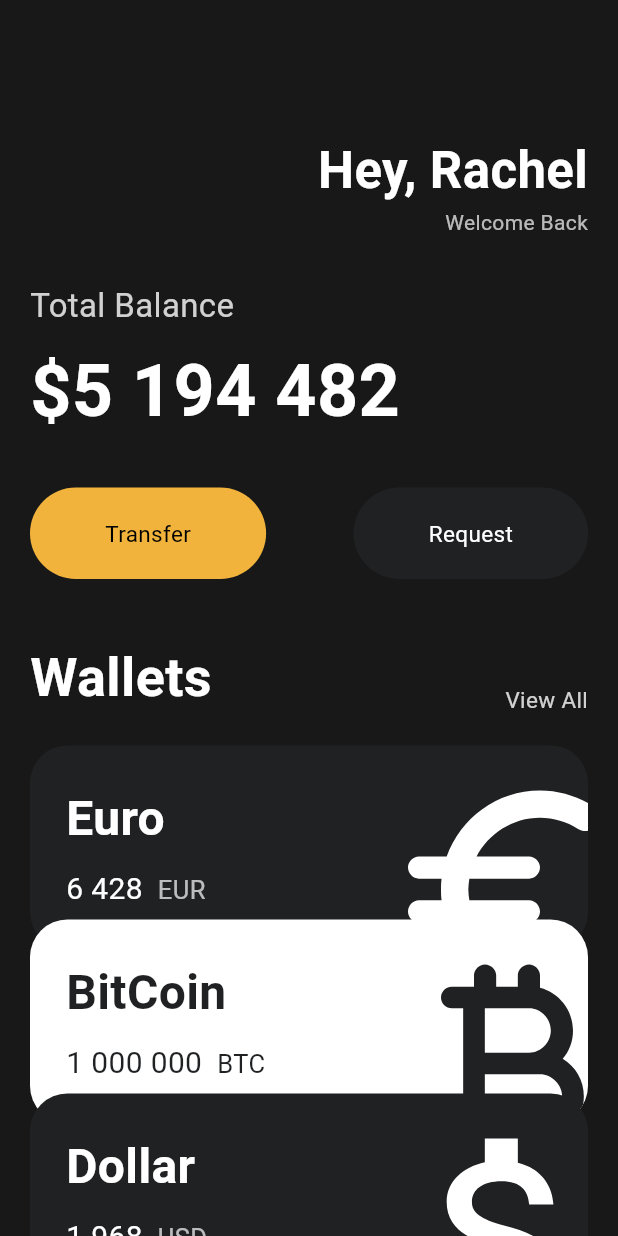
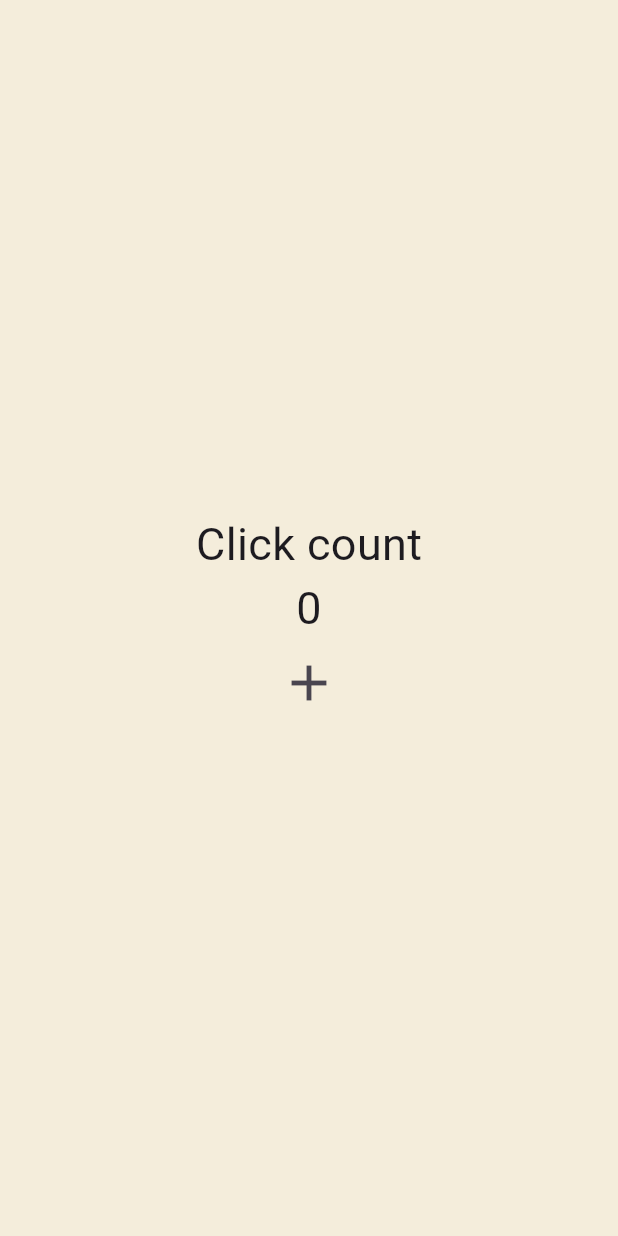
Before and after one commit to Namunllvo/flutter-prac, a Flutter app: the screen it shows after launch, on a phone screen of 412 x 824 dp. Run offline on Flutter 3.47's test engine with Material 3 defaults, Android fonts, the phone set to English and light mode, and no system bars.

```diff
--- a/lib/main.dart
+++ b/lib/main.dart
@@ -1,151 +1,60 @@
-import 'package:flutter/cupertino.dart';
 import 'package:flutter/material.dart';
-import 'package:toonflix/widgets/Button.dart';
-import 'package:toonflix/widgets/currency_card.dart';
 
 void main() {
   runApp(const MyApp());
 }
 
-class MyApp extends StatelessWidget {
+// 위젯 자체
+class MyApp extends StatefulWidget {
   const MyApp({super.key});
 
   @override
+  State<MyApp> createState() => _MyAppState();
+}
+
+class _MyAppState extends State<MyApp> {
+  int counter = 0;
+  void onclicked() {
+    // setState를 호출할 때마다 build를 다시 실행함
+    // 데이터 변화 counter를 꼭 setState에 넣을 필요는 없음 -- 변경되는 데이터를 setState 위에 올려두고 실행하면 굳이 setState에 넣지 않아도 변경된 데이터가 build에 적용됨
+    // 그러나 가독성을 위해서는 setState 함수에 넣기
+    setState(() {
+      counter = counter + 1;
+    });
+  }
+
+  @override
   Widget build(BuildContext context) {
-    // TODO: implement build
     return MaterialApp(
       home: Scaffold(
-          backgroundColor: const Color(0xFF181818),
-          body: SingleChildScrollView(
-            child: Padding(
-              padding: const EdgeInsets.symmetric(
-                horizontal: 20,
-              ),
+        backgroundColor: const Color(0xFFF4EDDB),
+        body: Center(
           child: Column(
-                crossAxisAlignment: CrossAxisAlignment.start,
-                children: [
-                  const SizedBox(
-                    height: 89,
-                  ),
-                  Row(
-                    mainAxisAlignment: MainAxisAlignment.end,
-                    children: [
-                      Column(
-                        crossAxisAlignment: CrossAxisAlignment.end,
+            mainAxisAlignment: MainAxisAlignment.center,
             children: [
               const Text(
-                            'Hey, Rachel',
+                'Click count',
                 style: TextStyle(
-                              color: Colors.white,
-                              fontSize: 34,
-                              fontWeight: FontWeight.bold,
+                  fontSize: 30,
                 ),
               ),
               Text(
-                            'Welcome Back',
-                            style: TextStyle(
-                              color: Colors.white.withOpacity(0.7),
-                              fontSize: 14,
+                '$counter',
+                style: const TextStyle(
+                  fontSize: 30,
                 ),
               ),
-                        ],
-                      )
-                    ],
-                  ),
-                  const SizedBox(
-                    height: 30,
-                  ),
-                  Text(
-                    'Total Balance',
-                    style: TextStyle(
-                      fontSize: 22,
-                      color: Colors.white.withOpacity(0.8),
-                    ),
-                  ),
-                  const SizedBox(
-                    height: 7,
-                  ),
-                  const Text(
-                    '\$5 194 482',
-                    style: TextStyle(
-                      fontSize: 48,
-                      fontWeight: FontWeight.w600,
-                      color: Colors.white,
-                    ),
-                  ),
-                  const SizedBox(
-                    height: 30,
-                  ),
-                  const Row(
-                    mainAxisAlignment: MainAxisAlignment.spaceBetween,
-                    children: [
-                      Button(
-                        text: "Transfer",
-                        bgcolor: Color(0xFFF1B33B),
-                        textcolor: Colors.black,
-                      ),
-                      Button(
-                        text: "Request",
-                        bgcolor: Color(0xFF1F2123),
-                        textcolor: Colors.white,
-                      ),
-                    ],
-                  ),
-                  const SizedBox(
-                    height: 40,
-                  ),
-                  Row(
-                    crossAxisAlignment: CrossAxisAlignment.end,
-                    mainAxisAlignment: MainAxisAlignment.spaceBetween,
-                    children: [
-                      const Text(
-                        'Wallets',
-                        style: TextStyle(
-                          color: Colors.white,
-                          fontSize: 36,
-                          fontWeight: FontWeight.w600,
-                        ),
-                      ),
-                      Text(
-                        'View All',
-                        style: TextStyle(
-                          color: Colors.white.withOpacity(0.8),
-                          fontSize: 15,
+              IconButton(
+                iconSize: 40,
+                onPressed: onclicked,
+                icon: const Icon(
+                  Icons.add,
                 ),
               ),
             ],
           ),
-                  const SizedBox(
-                    height: 20,
-                  ),
-                  const CurrencyCard(
-                    name: 'Euro',
-                    code: 'EUR',
-                    amount: '6 428',
-                    icon: Icons.euro_symbol_rounded,
-                    isInverted: false,
-                    order: 0,
-                  ),
-                  const CurrencyCard(
-                    name: 'BitCoin',
-                    code: 'BTC',
-                    amount: '1 000 000',
-                    icon: Icons.currency_bitcoin_rounded,
-                    isInverted: true,
-                    order: -2,
-                  ),
-                  const CurrencyCard(
-                    name: 'Dollar',
-                    code: 'USD',
-                    amount: '1 968',
-                    icon: Icons.attach_money_sharp,
-                    isInverted: false,
-                    order: -4,
-                  ),
-                ],
         ),
       ),
-          )),
     );
   }
 }
```
Lines whose indentation alone changed are shown as unchanged.
